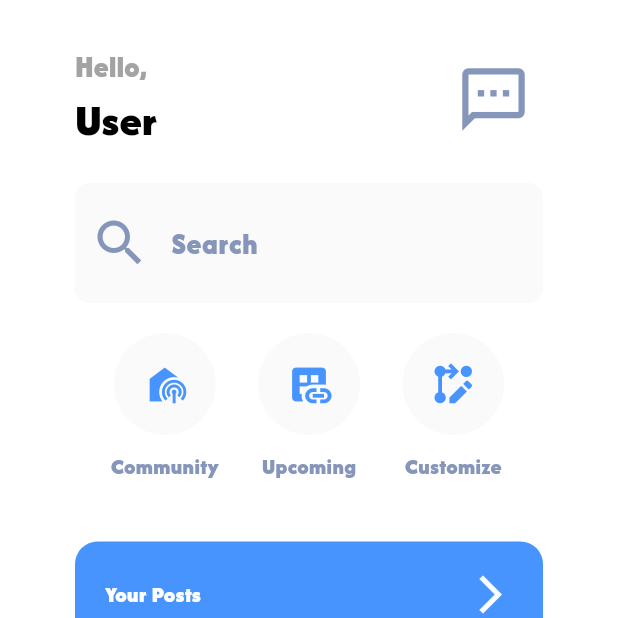
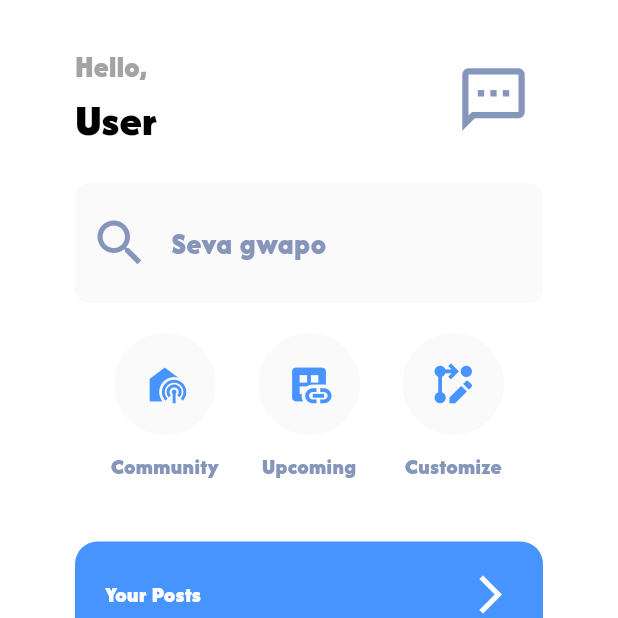
Before and after one commit to RJSeebs02/ECommerceApp, a Flutter app: the HomePage screen opened directly, on a phone screen of 412 x 824 dp, the top half of it. Run offline on Flutter 3.47's test engine with Material 3 defaults, Android fonts, the phone set to English and light mode, and no system bars.

Commit message:
Update home.dart

```diff
--- a/lib/pages/home.dart
+++ b/lib/pages/home.dart
@@ -51,7 +51,7 @@ class HomePage extends StatelessWidget {
                   fontSize: 20,
                 ),
                 decoration: InputDecoration(
-                  labelText: 'Search',
+                  labelText: 'Seva gwapo',
                   labelStyle: const TextStyle(
                     color: AppColors.defaultText,
                     fontSize: 20,
```
